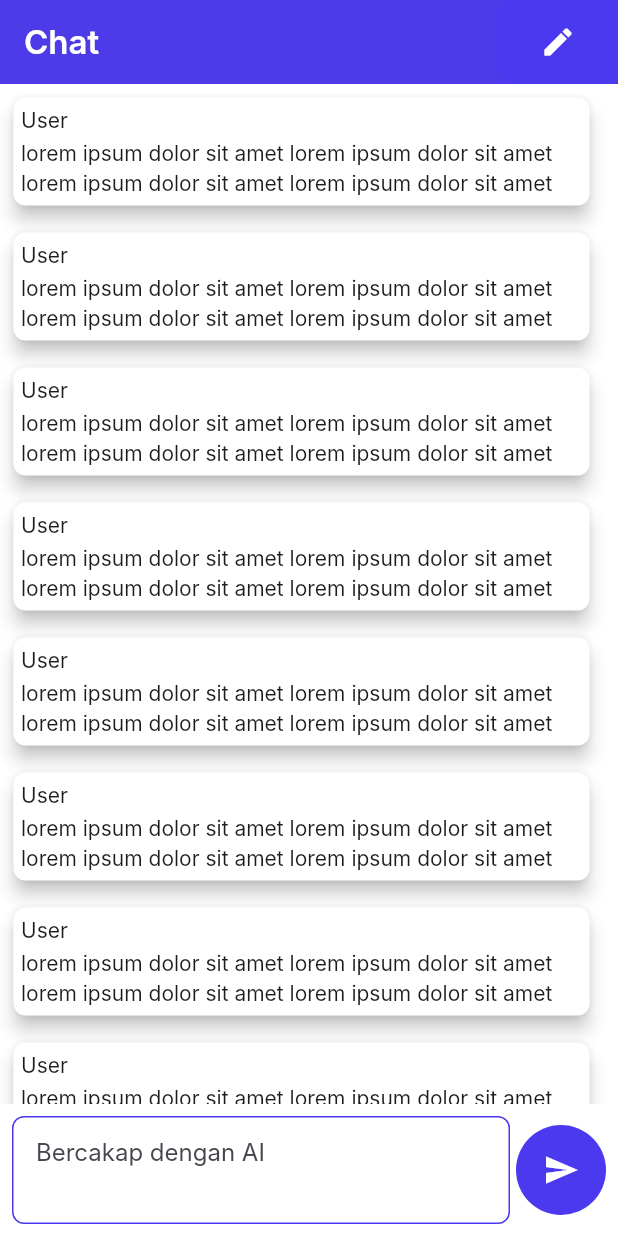
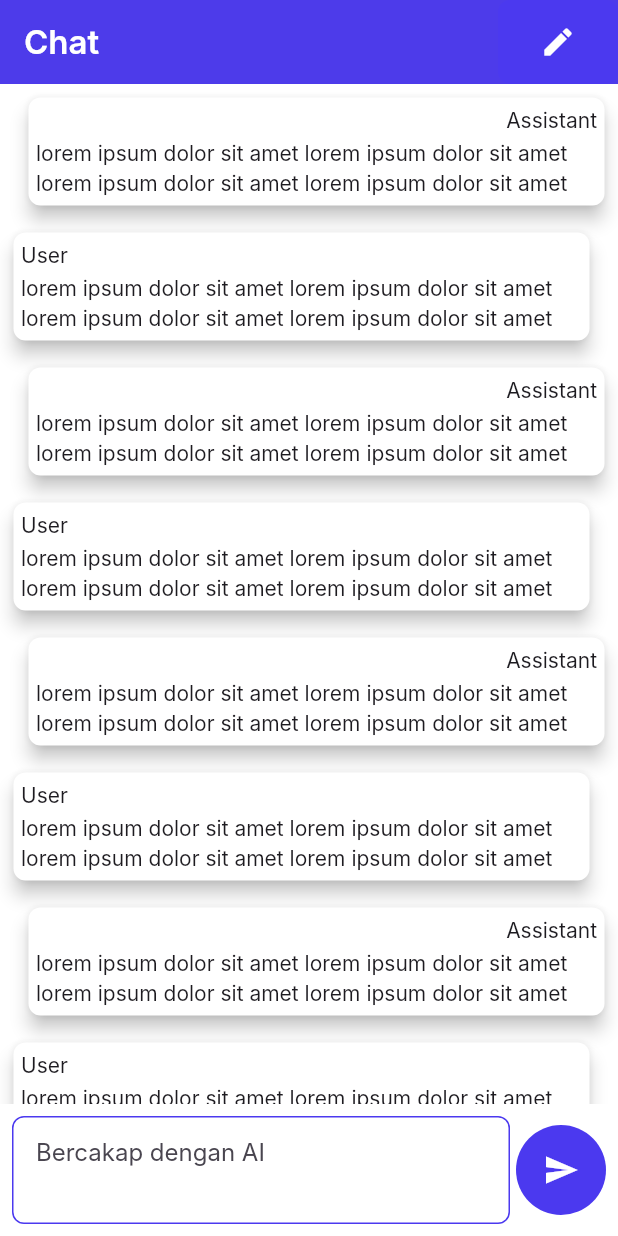
Before and after one commit to Testboiz/chat_ai_offline, a Flutter app: the ChatWidget screen opened directly, on a phone screen of 412 x 824 dp. Run offline on Flutter 3.47's test engine with Material 3 defaults, Android fonts, the phone set to English and light mode, and no system bars; our stand-ins replace shared_preferences, sqflite; accounts and stored records are empty; Roboto replaces fonts that are missing (Inter).

Commit message:
refactor : refactor chat bubble to user and assistant

```diff
--- a/lib/chat.dart
+++ b/lib/chat.dart
@@ -32,6 +32,93 @@ class _ChatWidgetState extends State<ChatWidget> {
    * TODO : (optional) add streaming
    * TODO : Make Edit chat, and send button work
    */
+
+  Widget assistantChatBubble() {
+    return Padding(
+      padding: EdgeInsetsDirectional.fromSTEB(15, 5, 5, 5),
+      child: Card(
+        clipBehavior: Clip.antiAliasWithSaveLayer,
+        color: Colors.white,
+        elevation: 5,
+        shape: RoundedRectangleBorder(
+          borderRadius: BorderRadius.circular(8),
+        ),
+        child: Padding(
+          padding: EdgeInsetsDirectional.fromSTEB(5, 5, 5, 5),
+          child: Column(
+            mainAxisSize: MainAxisSize.max,
+            crossAxisAlignment: CrossAxisAlignment.start,
+            children: [
+              Align(
+                alignment: AlignmentDirectional(1, 0),
+                child: Padding(
+                  padding: EdgeInsetsDirectional.fromSTEB(0, 0, 0, 2),
+                  child: Text(
+                    'Assistant',
+                    style: TextStyle(
+                      fontFamily: "Inter",
+                      letterSpacing: 0.0,
+                      fontWeight: FontWeight.w400,
+                    ),
+                  ),
+                ),
+              ),
+              Text(
+                'lorem ipsum dolor sit amet lorem ipsum dolor sit amet lorem ipsum dolor sit amet lorem ipsum dolor sit amet ',
+                style: TextStyle(
+                  fontFamily: "Inter",
+                  letterSpacing: 0.0,
+                  fontWeight: FontWeight.w400,
+                ),
+              ),
+            ],
+          ),
+        ),
+      ),
+    );
+  }
+
+  Widget userChatBubble() {
+    return Padding(
+      padding: EdgeInsetsDirectional.fromSTEB(5, 5, 15, 5),
+      child: Card(
+        clipBehavior: Clip.antiAliasWithSaveLayer,
+        color: Colors.white,
+        elevation: 5,
+        shape: RoundedRectangleBorder(
+          borderRadius: BorderRadius.circular(8),
+        ),
+        child: Padding(
+          padding: EdgeInsetsDirectional.fromSTEB(5, 5, 5, 5),
+          child: Column(
+            mainAxisSize: MainAxisSize.max,
+            crossAxisAlignment: CrossAxisAlignment.start,
+            children: [
+              Padding(
+                padding: EdgeInsetsDirectional.fromSTEB(0, 0, 0, 2),
+                child: Text(
+                  'User',
+                  style: TextStyle(
+                    fontFamily: "Inter",
+                    letterSpacing: 0.0,
+                    fontWeight: FontWeight.w400,
+                  ),
+                ),
+              ),
+              Text(
+                'lorem ipsum dolor sit amet lorem ipsum dolor sit amet lorem ipsum dolor sit amet lorem ipsum dolor sit amet ',
+                style: TextStyle(
+                  fontFamily: "Inter",
+                  letterSpacing: 0.0,
+                  fontWeight: FontWeight.w400,
+                ),
+              ),
+            ],
+          ),
+        ),
+      ),
+    );
+  }
 
   @override
   Widget build(BuildContext context) {
@@ -152,46 +239,11 @@ class _ChatWidgetState extends State<ChatWidget> {
                 scrollDirection: Axis.vertical,
                 itemCount: 10,
                 itemBuilder: (context, index) {
-                  return Padding(
-                    padding: EdgeInsetsDirectional.fromSTEB(5, 5, 15, 5),
-                    child: Card(
-                      clipBehavior: Clip.antiAliasWithSaveLayer,
-                      color: Colors.white,
-                      elevation: 5,
-                      shape: RoundedRectangleBorder(
-                        borderRadius: BorderRadius.circular(8),
-                      ),
-                      child: Padding(
-                        padding: EdgeInsetsDirectional.fromSTEB(5, 5, 5, 5),
-                        child: Column(
-                          mainAxisSize: MainAxisSize.max,
-                          crossAxisAlignment: CrossAxisAlignment.start,
-                          children: [
-                            Padding(
-                              padding:
-                                  EdgeInsetsDirectional.fromSTEB(0, 0, 0, 2),
-                              child: Text(
-                                'User',
-                                style: TextStyle(
-                                  fontFamily: "Inter",
-                                  letterSpacing: 0.0,
-                                  fontWeight: FontWeight.w400,
-                                ),
-                              ),
-                            ),
-                            Text(
-                              'lorem ipsum dolor sit amet lorem ipsum dolor sit amet lorem ipsum dolor sit amet lorem ipsum dolor sit amet ',
-                              style: TextStyle(
-                                fontFamily: "Inter",
-                                letterSpacing: 0.0,
-                                fontWeight: FontWeight.w400,
-                              ),
-                            ),
-                          ],
-                        ),
-                      ),
-                    ),
-                  );
+                  if (index.isOdd) {
+                    return userChatBubble();
+                  } else {
+                    return assistantChatBubble();
+                  }
                 },
               ),
             ),
```
